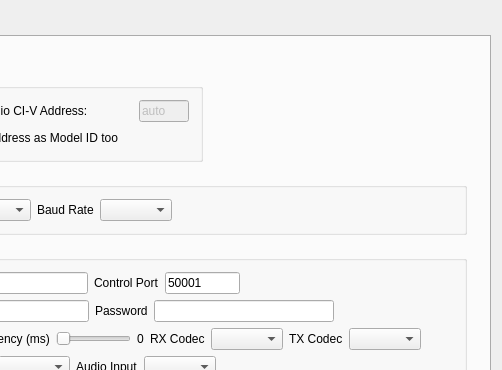
The window that wfmain.ui (adecarolis/wfweb) describes before a commit, drawn with Qt 5; both pictures show x 444 to 946 and y 0 to 370 of the 946 by 569 pixel window.
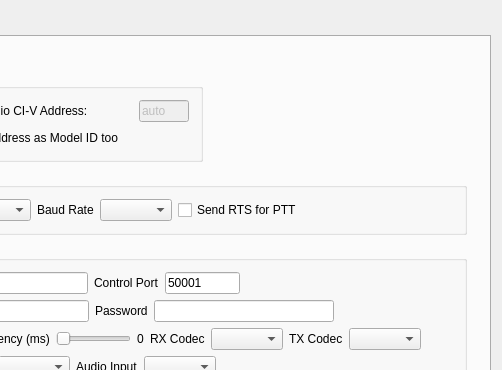
The same window after the commit. The open tabs and pages were chosen to show the change. Custom widgets are drawn as their Qt base class.

```diff
--- a/wfmain.ui
+++ b/wfmain.ui
@@ -2250,6 +2250,16 @@
                      </property>
                     </widget>
                    </item>
+                   <item>
+                    <widget class="QCheckBox" name="useRTSforPTTchk">
+                     <property name="toolTip">
+                      <string>&lt;html&gt;&lt;head/&gt;&lt;body&gt;&lt;p&gt;This feature is for older radios that respond best to an RTS serial port signal than a PTT command.&lt;/p&gt;&lt;p&gt;&lt;br/&gt;For radios lacking PTT commands, this is automatic and transparent, but for radios which have a PTT command, you can check this box to override and force the PTT to be done using RTS. Do not check this box unless you really need this and have an appropriate adapter with RTS connected to the PTT line of the transceiver. &lt;/p&gt;&lt;/body&gt;&lt;/html&gt;</string>
+                     </property>
+                     <property name="text">
+                      <string>Send RTS for PTT</string>
+                     </property>
+                    </widget>
+                   </item>
                    <item>
                     <spacer name="horizontalSpacer_4">
                      <property name="orientation">
```
Left out of the diff: 2 changed lines with no effect on the pictures.
